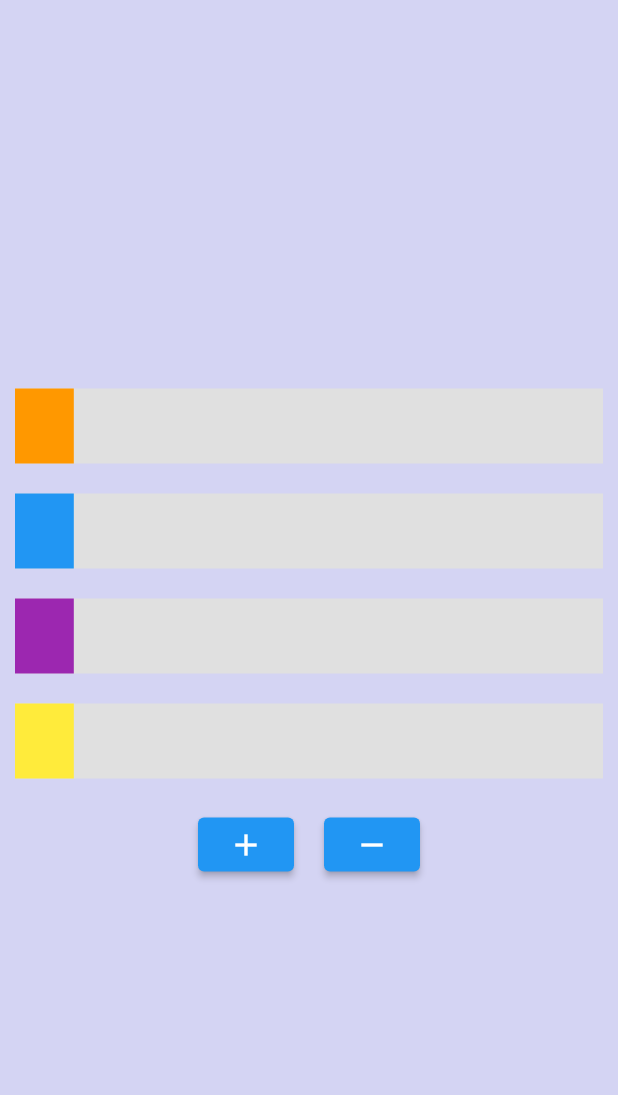
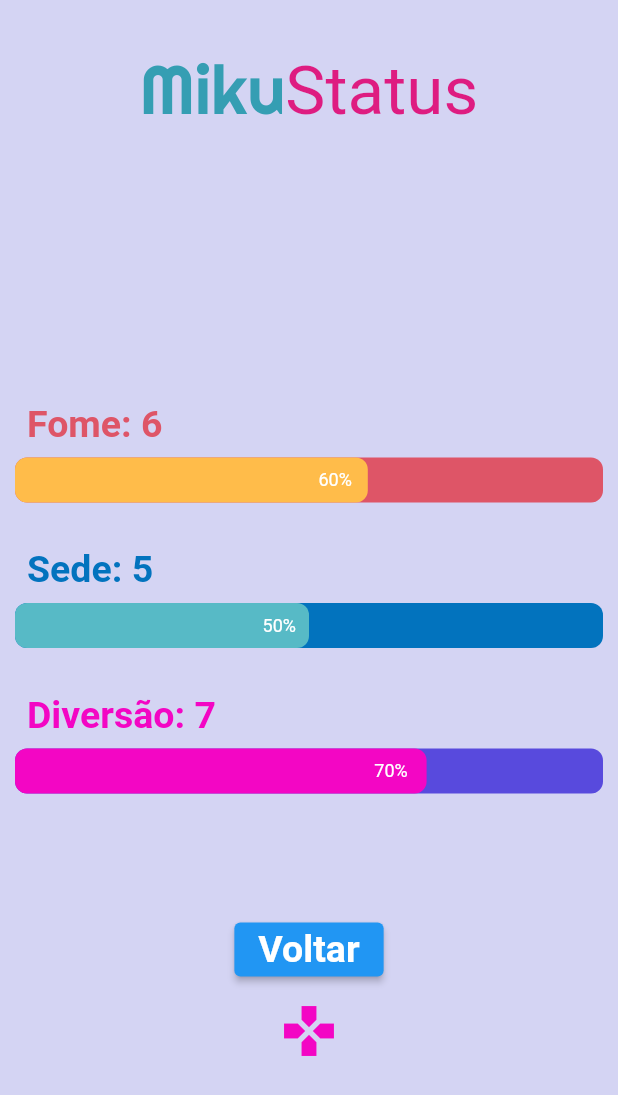
Before and after one commit to wesleydevsouza/MikuDatchi, a Flutter app: the StatusScreen screen opened by its route, on a phone screen of 412 x 824 dp. Shown: the top 1095 px of the screen. Run offline on Flutter 3.47's test engine with Material 2 defaults, Android fonts, the phone set to English and light mode, and no system bars; drawn by our look-alikes of flutter_animation_progress_bar; our stand-ins replace google_fonts, timer_builder.

Commit message:
feat: tela de status funcional

```diff
--- a/lib/commons/button.dart
+++ b/lib/commons/button.dart
@@ -8,6 +8,7 @@ class AddazButton extends StatelessWidget {
       required this.onPress,
       required this.icone,
       required this.tamanho,
+      required this.bgCor,
       required this.cor})
       : super(key: key);
 
@@ -15,6 +16,7 @@ class AddazButton extends StatelessWidget {
   final IconData icone;
   final double tamanho;
   final Color cor;
+  final Color bgCor;
 
   @override
   Widget build(BuildContext context) {
@@ -26,7 +28,8 @@ class AddazButton extends StatelessWidget {
         shape: const CircleBorder(),
       ),
       child: Ink(
-        decoration: const BoxDecoration(
+        decoration: BoxDecoration(
+          color: bgCor,
           shape: BoxShape.circle,
         ),
         child: InkWell(
--- a/lib/commons/routes.dart
+++ b/lib/commons/routes.dart
@@ -1,7 +1,8 @@
 // ignore_for_file: prefer_const_constructors
 
 import 'package:flutter/material.dart';
-import 'package:water_reminder/screens/lobby.dart';
+import 'package:miku_datchi/functions/DataController.dart';
+import 'package:miku_datchi/screens/lobby.dart';
 
 import '../screens/status.dart';
 
@@ -15,8 +16,7 @@ class RouteGenerator {
 
       case '/status':
         return MaterialPageRoute(
-          builder: (context) =>
-              StatusScreen(drink: 10, eat: 10, sing: 10, sleep: 10),
+          builder: (context) => StatusScreen(),
         );
 
       default:
--- a/lib/constants/styling.dart
+++ b/lib/constants/styling.dart
@@ -17,6 +17,15 @@ class AppTheme {
   static const Color corProgresso = Color(0xff584add);
   static const Color GradientCardShadow = Color(0xffbf2aa2);
   static const Color bgColor = Color(0xFF110a29);
+
+  static const Color fome = Color(0xFFFFBC4A);
+  static const Color bgfome = Color(0xFFDE5567);
+  static const Color drink = Color(0xFF57BAC6);
+  static const Color bgDrink = Color(0xFF0273BE);
+
+  static const Color bgBtnFood = Color(0xFFfadeaf);
+  static const Color bgBtnDrink = Color(0xFF0273BE);
+  static const Color bgBtnFun = Color(0xFFf59de3);
 
   static const List<Color> GradientBG = [Color(0xFF110a29), Color(0xFF2f0823)];
   static const List<Color> GradientCard = [
--- a/lib/functions/DataController.dart
+++ b/lib/functions/DataController.dart
@@ -2,6 +2,13 @@ class DataController {
   int drink = 5;
   int food = 6;
   int fun = 7;
+
+  static final DataController _dataController =
+      DataController._construtorPrivado();
+
+  DataController._construtorPrivado();
+
+  static DataController get dataController => _dataController;
 
   int IncrementSts(int atributo) {
     if (atributo < 10) {
--- a/lib/screens/status.dart
+++ b/lib/screens/status.dart
@@ -1,23 +1,15 @@
 // ignore_for_file: prefer_const_constructors
 
+import 'package:async/async.dart';
 import 'package:flutter/material.dart';
-import 'package:water_reminder/constants/styling.dart';
+import 'package:google_fonts/google_fonts.dart';
+import 'package:miku_datchi/components/HorizontalBar.dart';
+import 'package:miku_datchi/constants/styling.dart';
+import 'package:miku_datchi/functions/DataController.dart';
+import 'package:miku_datchi/functions/functions.dart';
+import 'package:timer_builder/timer_builder.dart';
 
 class StatusScreen extends StatefulWidget {
-  const StatusScreen(
-      {Key? key,
-      required this.drink,
-      required this.eat,
-      required this.sleep,
-      required this.sing})
-      : super(key: key);
-
-  //Var
-  final int drink;
-  final int eat;
-  final int sleep;
-  final int sing;
-
   @override
   _StatusScreenState createState() => _StatusScreenState();
 }
@@ -28,101 +20,143 @@ class _StatusScreenState extends State<StatusScreen> {
     super.initState();
   }
 
-  int progressValue = 1; // Defina o valor de progresso aqui
-
-  void increaseProgress() {
-    setState(() {
-      if (progressValue != 10) {
-        // Verifica se o valor não é igual a 10
-        progressValue++; // Incrementa o valor da variável
-      }
-    });
-  }
-
-  void decreaseProgress() {
-    setState(() {
-      if (progressValue != 1) {
-        // Verifica se o valor não é igual a 1
-        progressValue--; // Decrementa o valor da variável
-      }
-    });
-  }
-
   @override
   Widget build(BuildContext context) {
     return Scaffold(
       backgroundColor: AppTheme.corScaffold,
-      body: SafeArea(
+      body: TimerBuilder.periodic(
+        Duration(seconds: 1),
+        builder: (context) {
+          Functions func = Functions();
+          int randomSeconds = func.getRandomSeconds();
+
+          final restartableTimer = RestartableTimer(
+            Duration(seconds: randomSeconds),
+            () {
+              print("Próxima atualização em $randomSeconds segundos");
+              Future.delayed(
+                  Duration(seconds: randomSeconds),
+                  () => setState(() {
+                        func.getRandomStatus();
+                      }));
+            },
+          );
+          restartableTimer.reset();
+
+          return SafeArea(
             minimum: EdgeInsets.fromLTRB(10, 32, 10, 10),
-        child: Center(
             child: Column(
-            mainAxisAlignment: MainAxisAlignment.center,
+              // mainAxisAlignment: MainAxisAlignment.center,
               children: [
-              Container(
-                width: double.infinity,
-                height: 50,
-                child: LinearProgressIndicator(
-                  value: progressValue / 10, // Calcula o valor do progresso
-                  backgroundColor: Colors.grey[300], // Cor de fundo da barra
-                  valueColor: AlwaysStoppedAnimation<Color>(
-                      Colors.orange), // Cor da barra de progresso
+                RichText(
+                  textAlign: TextAlign.center,
+                  textDirection: TextDirection.ltr,
+                  text: TextSpan(
+                    style: GoogleFonts.righteous(
+                        fontSize: 45, color: AppTheme.corLogo),
+                    // ignore: prefer_const_literals_to_create_immutables
+                    children: <TextSpan>[
+                      TextSpan(text: 'Miku'),
+                      TextSpan(
+                          text: 'Status',
+                          style: TextStyle(color: AppTheme.corLogo2)),
+                    ],
                   ),
                 ),
-              SizedBox(height: 20),
-              Container(
-                width: double.infinity,
-                height: 50,
-                child: LinearProgressIndicator(
-                  value: progressValue / 10, // Calcula o valor do progresso
-                  backgroundColor: Colors.grey[300], // Cor de fundo da barra
-                  valueColor: AlwaysStoppedAnimation<Color>(
-                      Colors.blue), // Cor da barra de progresso
+                SizedBox(
+                  height: 150,
+                ),
+                Padding(
+                  padding: const EdgeInsets.only(left: 8, bottom: 8, top: 30),
+                  child: Align(
+                    alignment: Alignment.centerLeft,
+                    child: Text(
+                      'Fome: ${DataController.dataController.food}',
+                      style: GoogleFonts.roboto(
+                          fontSize: 25,
+                          color: AppTheme.bgfome,
+                          fontWeight: FontWeight.bold),
                     ),
                   ),
-              SizedBox(height: 20),
-              Container(
-                width: double.infinity,
-                height: 50,
-                child: LinearProgressIndicator(
-                  value: progressValue / 10, // Calcula o valor 3do progresso
-                  backgroundColor: Colors.grey[300], // Cor de fundo da barra
-                  valueColor: AlwaysStoppedAnimation<Color>(
-                      Colors.purple), // Cor da barra de progresso
+                ),
+                HorizontalBar(
+                  value: DataController.dataController.food,
+                  cor: AppTheme.fome,
+                  corBG: AppTheme.bgfome,
+                ),
+                Padding(
+                  padding: const EdgeInsets.only(left: 8, bottom: 8, top: 30),
+                  child: Align(
+                    alignment: Alignment.centerLeft,
+                    child: Text(
+                      'Sede: ${DataController.dataController.drink}',
+                      style: GoogleFonts.roboto(
+                          fontSize: 25,
+                          color: AppTheme.bgDrink,
+                          fontWeight: FontWeight.bold),
                     ),
                   ),
-              SizedBox(height: 20),
-              Container(
-                width: double.infinity,
-                height: 50,
-                child: LinearProgressIndicator(
-                  value: progressValue / 10, // Calcula o valor do progresso
-                  backgroundColor: Colors.grey[300], // Cor de fundo da barra
-                  valueColor: AlwaysStoppedAnimation<Color>(
-                      Colors.yellow), // Cor da barra de progresso
+                ),
+                HorizontalBar(
+                  value: DataController.dataController.drink,
+                  cor: AppTheme.drink,
+                  corBG: AppTheme.bgDrink,
+                ),
+                Padding(
+                  padding: const EdgeInsets.only(left: 8, bottom: 8, top: 30),
+                  child: Align(
+                    alignment: Alignment.centerLeft,
+                    child: Text(
+                      'Diversão: ${DataController.dataController.fun}',
+                      style: GoogleFonts.roboto(
+                          fontSize: 25,
+                          color: AppTheme.corCirculo,
+                          fontWeight: FontWeight.bold),
                     ),
                   ),
-              SizedBox(height: 20),
-              Row(
-                mainAxisAlignment: MainAxisAlignment.center,
-                children: [
+                ),
+                HorizontalBar(
+                  value: DataController.dataController.fun,
+                  cor: AppTheme.corCirculo,
+                  corBG: AppTheme.corProgresso,
+                ),
+                SizedBox(
+                  height: 80,
+                ),
                 ElevatedButton(
                   onPressed: () {
-                      increaseProgress(); // Chama a função de incremento
+                    Navigator.pop(context);
                   },
-                    child: Icon(Icons.add),
+                  child: Text(
+                    'Voltar',
+                    style: GoogleFonts.roboto(
+                        fontSize: 25,
+                        color: Colors.white,
+                        fontWeight: FontWeight.bold),
                   ),
-                  SizedBox(width: 20),
-                  ElevatedButton(
-                    onPressed: () {
-                      decreaseProgress(); // Chama a função de decremento
+                ),
+                SizedBox(
+                  width: 60,
+                  height: 60,
+                  child: InkWell(
+                    onTap: () {
+                      Navigator.pop(context);
                     },
-                    child: Icon(Icons.remove),
+                    child: Container(
+                      padding: const EdgeInsets.all(10.0),
+                      decoration: const BoxDecoration(shape: BoxShape.circle),
+                      child: const Icon(
+                        Icons.gamepad,
+                        color: AppTheme.corCirculo,
+                        size: 40,
+                      ),
+                    ),
+                  ),
                 ),
               ],
             ),
-            ],
-          ),
-        ),
+          );
+        },
       ),
     );
   }
--- a/pubspec.yaml
+++ b/pubspec.yaml
@@ -1,4 +1,4 @@
-name: water_reminder
+name: miku_datchi
 description: A reminder to drink water with local notifications
 
 # The following line prevents the package from being accidentally published to
@@ -37,6 +37,7 @@ dependencies:
   google_fonts: ^4.0.3
   flutter_animation_progress_bar: ^2.3.1
   timer_builder: ^2.0.0
+  async:
 
 flutter_icons:
   image_path: "images/miku.png"
```
Also changed, not shown: lib/functions/functions.dart (+9 -17 lines), lib/screens/lobby.dart (+53 -54 lines), pubspec.lock, 6 other files. Lines whose indentation alone changed are shown as unchanged.
